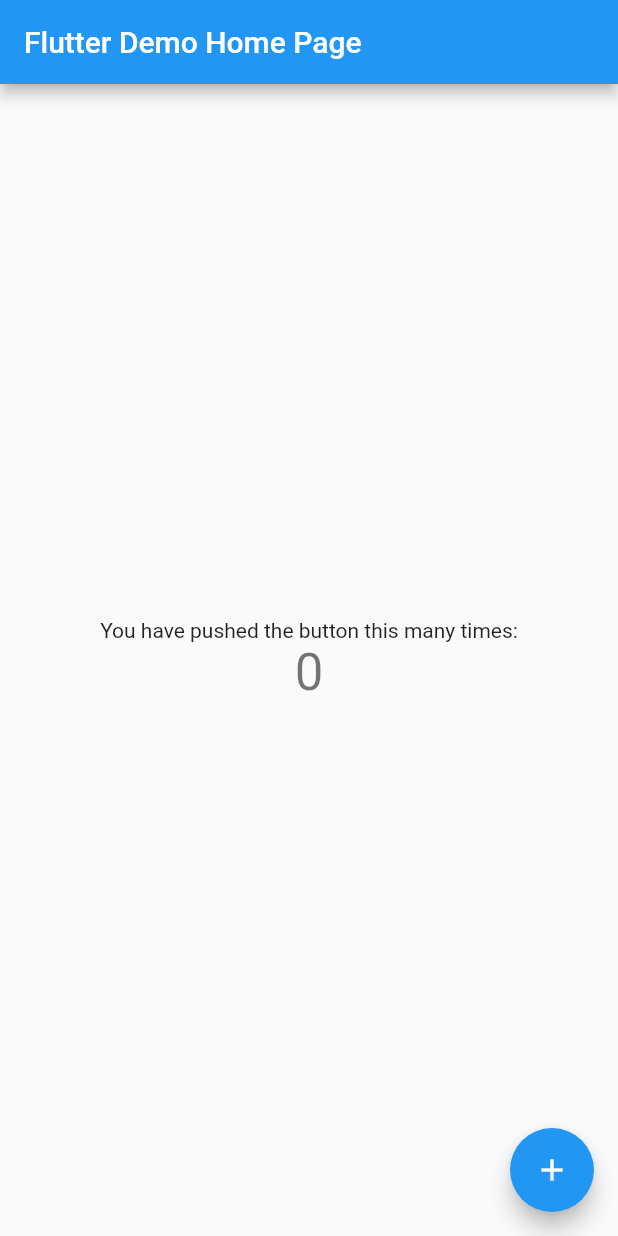
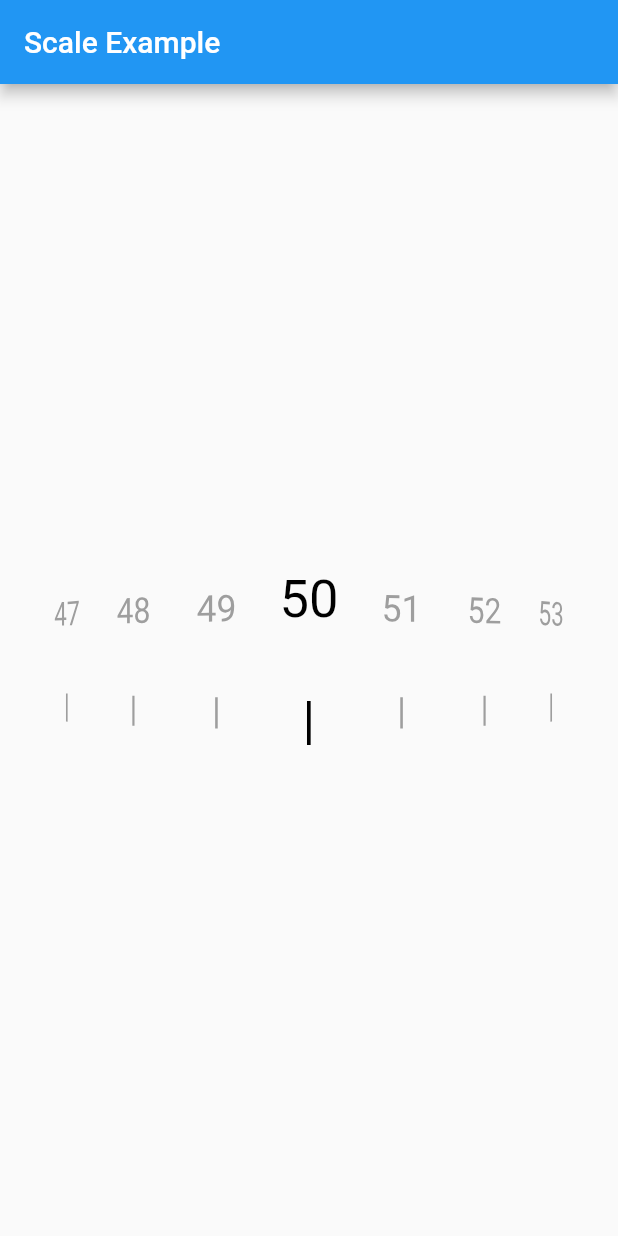
Before and after one commit to AvinashMairal/Flutter-test, a Flutter app: the screen it shows after launch, on a phone screen of 412 x 824 dp. Run offline on Flutter 3.47's test engine with Material 2 defaults, Android fonts, the phone set to English and light mode, and no system bars; our stand-ins replace scroll_date_picker.

Commit message:
new changes

```diff
--- /dev/null
+++ b/lib/home_screen.dart
@@ -0,0 +1,86 @@
+import 'package:flutter/material.dart';
+
+class HomeScreen extends StatefulWidget {
+  const HomeScreen({Key? key}) : super(key: key);
+
+  @override
+  _HomeScreenState createState() => _HomeScreenState();
+}
+
+class _HomeScreenState extends State<HomeScreen> {
+  double itemWidth = 60.0;
+  int itemCount = 100;
+  int selected = 50;
+  FixedExtentScrollController _scrollController =
+      FixedExtentScrollController(initialItem: 50);
+  @override
+  Widget build(BuildContext context) {
+    return Scaffold(
+      appBar: AppBar(
+        title: Text("Scale Example"),
+      ),
+      body: Center(
+        child: _buildNumberList(),
+      ),
+    );
+
+    //_bulidYear(),
+  }
+
+  _buildNumberList() {
+    return RotatedBox(
+      quarterTurns: -1,
+      child: ListWheelScrollView(
+        magnification: 2.0,
+        onSelectedItemChanged: (x) {
+          setState(() {
+            selected = x;
+          });
+          print(selected);
+        },
+        controller: _scrollController,
+        children: List.generate(itemCount, (x) {
+          //if (x % 5 == 0)
+          return RotatedBox(
+            quarterTurns: 1,
+            child: AnimatedContainer(
+              padding: EdgeInsets.all(0),
+              margin: EdgeInsets.all(0),
+              duration: Duration(milliseconds: 400),
+              // width: x == selected ? 85 : 75,
+              // height: x == selected ? 110 : 100,
+              alignment: Alignment.center,
+              // decoration: BoxDecoration(
+              //     color: x == selected ? Colors.red : Colors.grey,
+              //     shape: BoxShape.circle),
+              child: Column(
+                mainAxisAlignment: MainAxisAlignment.center,
+                children: [
+                  //if (x % 5 == 0)
+                  Text(
+                    '$x',
+                    style: TextStyle(
+                      fontSize: x == selected ? 35 : 25,
+                      color: x == selected ? Colors.black : Colors.grey,
+                    ),
+                  ),
+                  SizedBox(
+                    height: 40,
+                  ),
+                  Text(
+                    "|",
+                    style: TextStyle(
+                      fontSize: x == selected ? 35 : 25,
+                      color: x == selected ? Colors.black : Colors.grey,
+                    ),
+                  ),
+                ],
+              ),
+            ),
+          );
+        }),
+        itemExtent: itemWidth,
+      ),
+    );
+  }
+}
--- a/lib/main.dart
+++ b/lib/main.dart
@@ -1,4 +1,7 @@
 import 'package:flutter/material.dart';
+import 'package:test_app/home_screen.dart';
+
+import 'date_screen.dart';
 
 void main() {
   runApp(MyApp());
@@ -22,7 +25,8 @@ class MyApp extends StatelessWidget {
           // is not restarted.
           primarySwatch: Colors.blue,
         ),
-      home: MyHomePage(title: 'Flutter Demo Home Page'),
+        home:
+            HomeScreen() //DateSelectScreen() //MyHomePage(title: 'Flutter Demo Home Page'),
         );
   }
 }
--- a/pubspec.yaml
+++ b/pubspec.yaml
@@ -28,6 +28,7 @@ dependencies:
   # The following adds the Cupertino Icons font to your application.
   # Use with the CupertinoIcons class for iOS style icons.
   cupertino_icons: ^1.0.2
+  scroll_date_picker: ^3.4.0
 
 dev_dependencies:
   flutter_test:
```
Also changed, not shown: lib/date_screen.dart (added, +62 -0 lines), pubspec.lock, 1 other file. Lines whose indentation alone changed are shown as unchanged.
